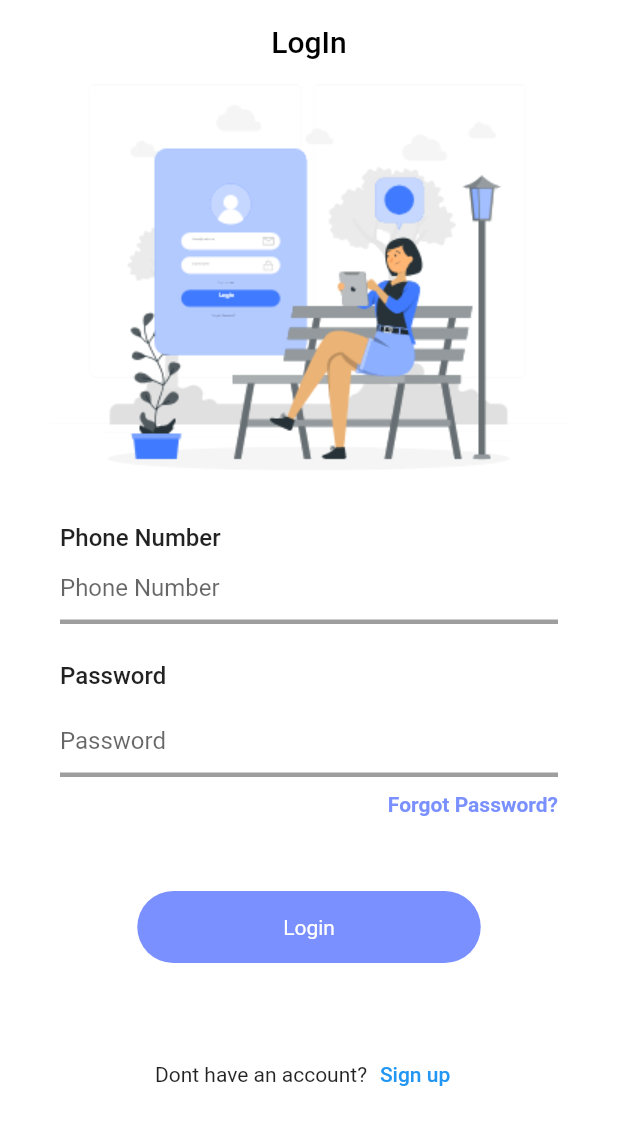
After one commit to MohamedEmad2002/DignoseApp, a Flutter app: the LoginScreen screen opened directly, on a phone screen of 412 x 824 dp. The commit adds this screen. Shown: the top 1125 px of the screen. Run offline on Flutter 3.47's test engine with Material 2 defaults, Android fonts, the phone set to English and light mode, and no system bars.

Commit message:
"add login screen"

```diff
--- a/lib/app/app_images.dart
+++ b/lib/app/app_images.dart
@@ -1,7 +1,18 @@
 class Assets {
   Assets._();
+
+  //images========================================
   static const logo = 'assets/images/logo.png';
   static const onboardingOne = 'assets/images/on_boarding_one.png';
   static const onboardingTwo = 'assets/images/on_boarding_two.png';
   static const onboardingThree = 'assets/images/on_boarding_three.png';
+  static const login='assets/images/login.png';
+  static const signUp='assets/images/sign_up.png';
+  static const verificationCode='assets/images/verficationcode.png';
+  static const verified = 'assets/images/verified.png';
+
+
+  //icons=========================================
+  static const iconVerified='assets/images/icon_verified.png';
+
 }
--- a/lib/app/app_text.dart
+++ b/lib/app/app_text.dart
@@ -3,4 +3,13 @@ class TextApp{
   static const String onBoardingOne = 'Check Symptoms \n complete a short assesment';
   static const String onBoardingTwo = 'Review Results \n View  Possible Causes, Risk';
   static const String onBoardingThree = 'Seek Advice \n Get Advice And Decide';
+  static const String loginAppbar = 'LogIn';
+  static const String signupAppbar = 'SignUp';
+  static const String phoneNumber = 'Phone Number';
+  static const String password = 'Password';
+  static const String forgotPassword = 'Forgot Password?';
+  static const String donotHaveAccount = 'Don''t have an account?';
+  static const String signup = 'Sign up';
+  static const String signupbutton = 'Sign up';
+  static const String loginbutton = 'Login';
 }
--- a/lib/main.dart
+++ b/lib/main.dart
@@ -1,4 +1,5 @@
 import 'package:flutter/material.dart';
+
 import 'presentation/screens/intro/splash_screen.dart';
 
 void main() {
--- /dev/null
+++ b/lib/presentation/components/customtff.dart
@@ -0,0 +1,27 @@
+import 'package:flutter/material.dart';
+
+class CustomTFF extends StatelessWidget {
+  const CustomTFF(
+      {super.key,
+      required this.hintText,
+      required this.kbType,
+      required this.controller});
+
+  final String hintText;
+  final TextInputType kbType;
+  final TextEditingController controller;
+
+  @override
+  Widget build(BuildContext context) {
+    return TextField(
+      controller: controller,
+      keyboardType: kbType,
+      decoration: InputDecoration(
+        hintText: hintText,
+        enabledBorder: const UnderlineInputBorder(
+          borderSide: BorderSide(width: 3, color: Colors.grey),
+        ),
+      ),
+    );
+  }
+}
--- a/lib/presentation/screens/intro/on_boarding.dart
+++ b/lib/presentation/screens/intro/on_boarding.dart
@@ -3,6 +3,8 @@ import 'package:diagnose_me/app/app_images.dart';
 import 'package:diagnose_me/app/app_text.dart';
 import 'package:diagnose_me/presentation/screens/choose/chose_screen.dart';
 import 'package:flutter/material.dart';
+
+import '../login/login.dart';
 
 class OnBoardingScreen extends StatefulWidget {
   const OnBoardingScreen({super.key});
@@ -145,7 +147,7 @@ class _OnBoardingScreenState extends State<OnBoardingScreen> {
                   const SizedBox(height: 100,),
                   InkWell(
                     onTap: () {
-                      Navigator.push(context, MaterialPageRoute(builder: (context) => const ChooseScreen(),));
+                      Navigator.push(context, MaterialPageRoute(builder: (context) => const LoginScreen(),));
                     },
                     child: Container(
                         alignment: Alignment.center,
--- /dev/null
+++ b/lib/presentation/screens/login/login.dart
@@ -0,0 +1,105 @@
+import 'package:diagnose_me/app/app_color.dart';
+import 'package:diagnose_me/app/app_images.dart';
+import 'package:diagnose_me/app/app_text.dart';
+import 'package:diagnose_me/presentation/components/customtff.dart';
+import 'package:flutter/material.dart';
+
+class LoginScreen extends StatelessWidget {
+  const LoginScreen({super.key});
+
+  @override
+  Widget build(BuildContext context) {
+    final TextEditingController phoneNumber = TextEditingController();
+    final TextEditingController password = TextEditingController();
+    final formKey = GlobalKey<FormState>();
+    return Scaffold(
+      backgroundColor: Colors.white,
+      appBar: AppBar(
+        backgroundColor: Colors.white,
+        elevation: 0.0,
+        title: const Text(
+          TextApp.loginAppbar,
+          style: TextStyle(fontSize: 20, color: Colors.black),
+        ),
+        centerTitle: true,
+      ),
+      body: Column(
+        crossAxisAlignment: CrossAxisAlignment.start,
+        children: [
+          Center(child: Image.asset(Assets.login)),
+          const SizedBox(
+            height: 35,
+          ),
+          Padding(
+            padding: const EdgeInsets.symmetric(horizontal: 40.0),
+            child: Column(
+              crossAxisAlignment: CrossAxisAlignment.start,
+              children: [
+                const Text(
+                  TextApp.phoneNumber,
+                  style: TextStyle(fontSize: 16, fontWeight: FontWeight.w500),
+                ),
+                CustomTFF(
+                    hintText: TextApp.phoneNumber,
+                    kbType: TextInputType.phone,
+                    controller: password),
+                const SizedBox(
+                  height: 25,
+                ),
+                const Text(
+                  TextApp.password,
+                  style: TextStyle(fontSize: 16, fontWeight: FontWeight.w500),
+                ),
+                const SizedBox(
+                  height: 10,
+                ),
+                CustomTFF(
+                    hintText: TextApp.password,
+                    kbType: TextInputType.visiblePassword,
+                    controller: phoneNumber),
+                const SizedBox(
+                  height: 10,
+                ),
+                Container(
+                  alignment: Alignment.bottomRight,
+                  child: const Text(
+                    TextApp.forgotPassword,
+                    style: TextStyle(
+                        fontSize: 14,
+                        fontWeight: FontWeight.bold,
+                        color: ColorApp.threeColor),
+                  ),
+                ),
+                const SizedBox(height: 50,),
+                Center(
+                  child: InkWell(
+                    onTap: (){},
+                    child: Container(
+                      alignment: Alignment.center,
+                      width: 229,
+                      height: 48,
+                      decoration: const BoxDecoration(
+                          borderRadius: BorderRadius.all(Radius.circular(24)),
+                          color: ColorApp.threeColor),
+                      child: const Text(
+                        TextApp.loginbutton,
+                        style: TextStyle(color: Colors.white, fontSize: 14),
+                      )),
+                  ),
+                ),
+                const SizedBox(height: 50,),
+                Row(
+                  mainAxisAlignment: MainAxisAlignment.center,
+                  children: [
+                    const Text(TextApp.donotHaveAccount),
+                    TextButton(onPressed: (){}, child: const Text(TextApp.signup))
+                  ],
+                )
+              ],
+            ),
+          )
+        ],
+      ),
+    );
+  }
+}
```
Also changed, not shown: assets/images/icon_verified.png (renamed from assets/images/Group 42.png), assets/images/login.png (renamed from assets/images/Tablet login-rafiki.png), assets/images/sign_up.png (renamed from assets/images/Group 34.png), assets/images/verficationcode.png (renamed from assets/images/Group 40.png), assets/images/verified.png (renamed from assets/images/Group 43.png), lib/presentation/components/dropDownlist.dart (added).
